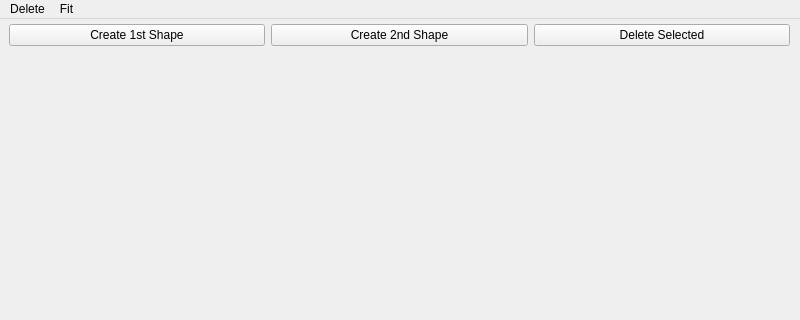
Before: the Qt Designer form shapesmain.ui in ED-Daniel/shapes-qt, drawn with Qt 5; both pictures show x 0 to 800 and y 0 to 320 of the 800 by 600 pixel window.
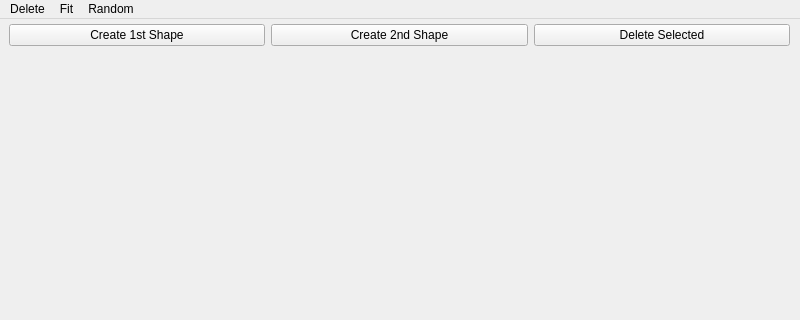
After: the same form once the commit is applied.

```diff
--- a/shapesmain.ui
+++ b/shapesmain.ui
@@ -77,8 +77,15 @@
     </property>
     <addaction name="actionFit_Shapes"/>
    </widget>
+   <widget class="QMenu" name="menuRandom">
+    <property name="title">
+     <string>Random</string>
+    </property>
+    <addaction name="actionTurn_On_Off"/>
+   </widget>
    <addaction name="menuDelete"/>
    <addaction name="menuFit"/>
+   <addaction name="menuRandom"/>
   </widget>
   <action name="actionDraw">
    <property name="text">
```
Left out of the diff: 11 changed lines with no effect on the pictures.
